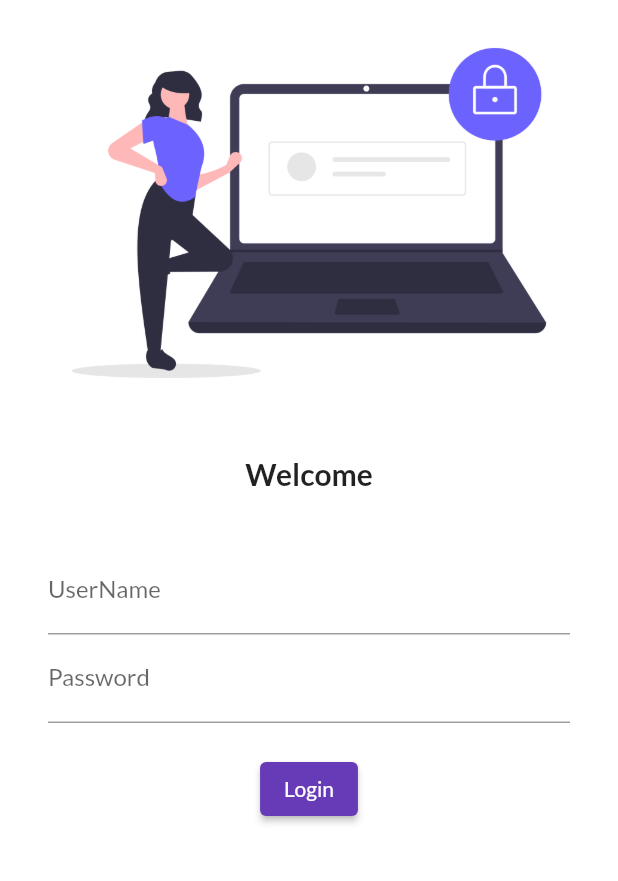
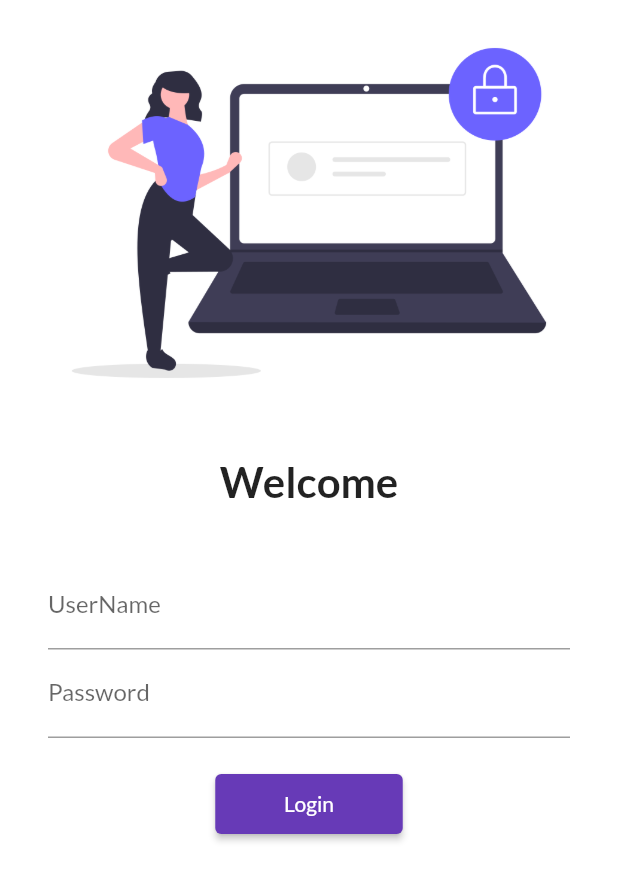
Before and after one commit to Harsha-7975/30daysofflutter, a Flutter app: the screen it shows after launch, on a phone screen of 412 x 824 dp. Shown: the top 881 px of the screen. Run offline on Flutter 3.47's test engine with Material 2 defaults, Android fonts, the phone set to English and light mode, and no system bars; our stand-ins replace google_fonts.

Commit message:
day 5 complete

```diff
--- a/lib/main.dart
+++ b/lib/main.dart
@@ -1,6 +1,7 @@
 import 'package:flutter/material.dart';
 import 'package:flutter_application_1/pages/homepage.dart';
 import 'package:flutter_application_1/pages/login_page.dart';
+import 'package:flutter_application_1/utils/routes.dart';
 
 import 'package:google_fonts/google_fonts.dart';
 
@@ -23,12 +24,13 @@ class MyApp extends StatelessWidget {
         fontFamily: GoogleFonts.lato().fontFamily,
         //primaryTextTheme: GoogleFonts.latoTextTheme(),
       ),
+      debugShowCheckedModeBanner: false,
       darkTheme: ThemeData(
         brightness: Brightness.dark,
       ),
       routes: {
         "/" : (context) => LoginPage(), // "/" means homepage
-
+        MyRoutes.homeRoute : (context) => HomePage()
       },
     );
   }
--- a/lib/pages/login_page.dart
+++ b/lib/pages/login_page.dart
@@ -1,4 +1,5 @@
 import 'package:flutter/material.dart';
+import 'package:flutter_application_1/utils/routes.dart';
 
 class LoginPage extends StatelessWidget {
   const LoginPage({super.key});
@@ -8,6 +9,7 @@ class LoginPage extends StatelessWidget {
   Widget build(BuildContext context) {
     return Material(
       color:Colors.white,
+      child: SingleChildScrollView(
         child: Column(
           children: [
             Image.asset("assets/images/login_image.png",fit: BoxFit.cover,),
@@ -16,7 +18,7 @@ class LoginPage extends StatelessWidget {
               height: 20.0,
             ),
 
-          Text("Welcome",style: TextStyle(fontSize: 20,fontWeight: FontWeight.bold),),
+            Text("Welcome",style: TextStyle(fontSize: 28,fontWeight: FontWeight.bold),),
 
             SizedBox(
               height: 20.0,
@@ -47,8 +49,8 @@ class LoginPage extends StatelessWidget {
                 ),
 
                 ElevatedButton(onPressed: (){
-                print("You are logged in!");
-              }, child: Text("Login"),style: TextButton.styleFrom())
+                  Navigator.pushNamed(context, MyRoutes.homeRoute);
+                }, child: Text("Login"),style: TextButton.styleFrom(minimumSize: Size(125, 40)))
 
                 ],
               ),
@@ -56,6 +58,7 @@ class LoginPage extends StatelessWidget {
 
 
           ],
+        ),
       )
     );
   }
--- /dev/null
+++ b/lib/utils/routes.dart
@@ -0,0 +1,4 @@
+class MyRoutes{
+  static String loginRoute = "/login";
+  static String homeRoute = "/home";
+}
```
Lines whose indentation alone changed are shown as unchanged.
